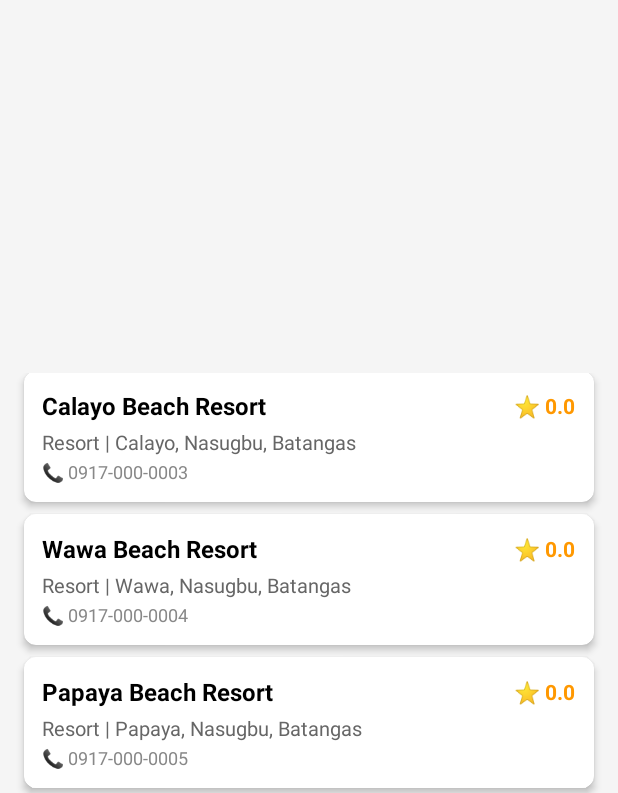
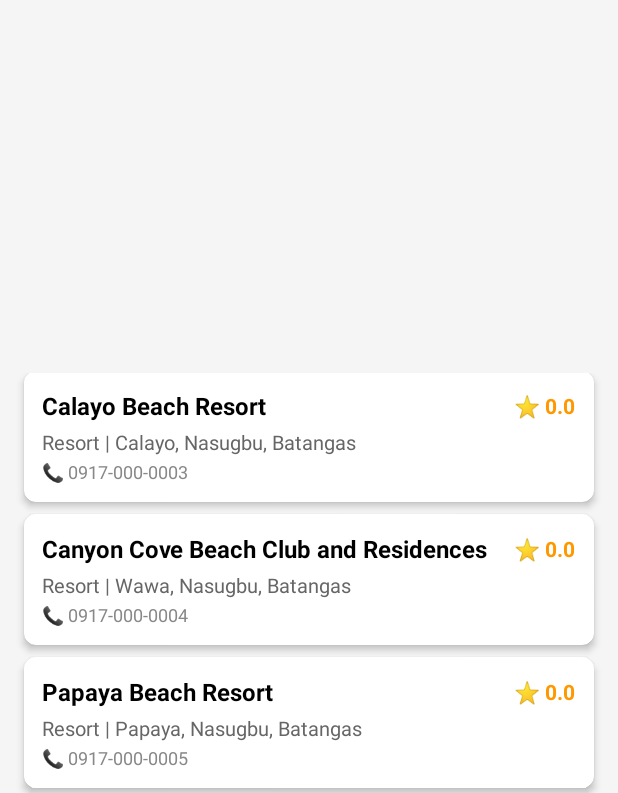
Before and after one commit to adriebtstaa/Local-Business-Locator-and-Directory, an Android app: the MainActivity screen opened directly, with no data from a screen before it, scrolled down 196 dp, on a phone screen of 412 x 824 dp, the part 443-1236 px from its top. Run offline under Robolectric (Android 15) with nearby library versions, the phone set to English and light mode, and no system bars; our stand-ins replace Room's generated code.

Commit message:
canyon cove changes

```diff
--- a/app/src/main/java/com/example/nasugbubusinesslocator/MainActivity.kt
+++ b/app/src/main/java/com/example/nasugbubusinesslocator/MainActivity.kt
@@ -240,7 +240,7 @@ class BusinessDirectory {
                 BusinessEntity(1, "Kawayan Cove", "Juan Dela Cruz", "Bucana, Nasugbu, Batangas", "Bucana", "Resort", "0917-000-0001", "", 14.1350, 120.6150, "", hasBeachAccess = true, entranceFee = 150.0),
                 BusinessEntity(2, "Fortune Island Resort", "Maria Santos", "Fortune Island, Nasugbu, Batangas", "Fortune Island", "Resort", "0917-000-0002", "", 14.0580, 120.4870, "", hasBeachAccess = true, entranceFee = 500.0),
                 BusinessEntity(3, "Calayo Beach Resort", "Pedro Reyes", "Calayo, Nasugbu, Batangas", "Calayo", "Resort", "0917-000-0003", "", 14.1100, 120.6200, "", hasBeachAccess = true, entranceFee = 100.0),
-                BusinessEntity(4, "Wawa Beach Resort", "Jose Ramos", "Wawa, Nasugbu, Batangas", "Wawa", "Resort", "0917-000-0004", "", 14.0800, 120.6400, "", hasBeachAccess = true, entranceFee = 80.0),
+                BusinessEntity(4, "Canyon Cove Beach Club and Residences", "Jose Ramos", "Wawa, Nasugbu, Batangas", "Wawa", "Resort", "0917-000-0004", "", 14.0800, 120.6400, "", hasBeachAccess = true, entranceFee = 80.0),
                 BusinessEntity(5, "Papaya Beach Resort", "Liza Cruz", "Papaya, Nasugbu, Batangas", "Papaya", "Resort", "0917-000-0005", "", 14.0900, 120.6000, "", hasBeachAccess = true, entranceFee = 120.0),
                 BusinessEntity(6, "Jollibee Nasugbu", "Jollibee Corp", "Brgy. 3, Nasugbu, Batangas", "Brgy. 3", "Food", "043-123-4567", "", 14.0700, 120.6350, "", cuisineType = "Fast Food"),
                 BusinessEntity(7, "McDonald's Nasugbu", "McDonald's Corp", "Nasugbu Town, Batangas", "Brgy. 3", "Food", "043-123-4568", "", 14.0690, 120.6330, "", cuisineType = "Fast Food"),
```
